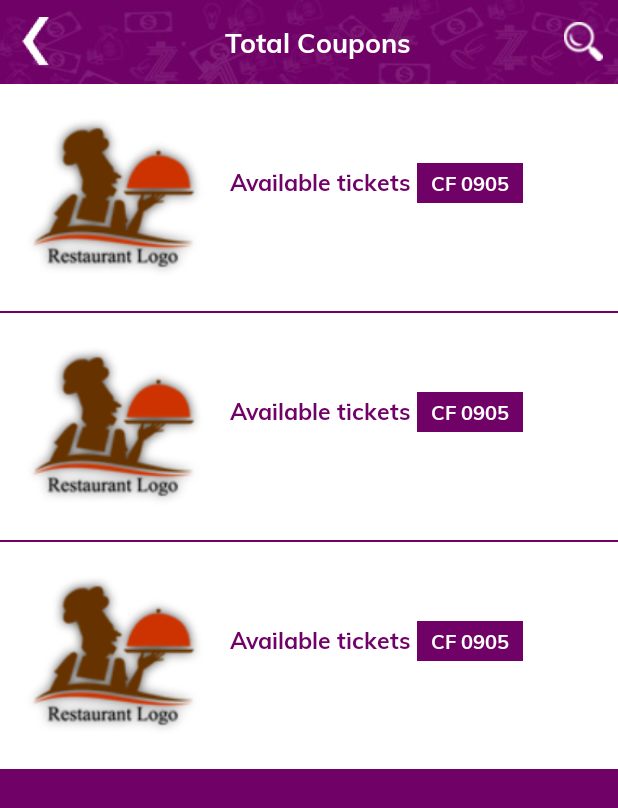
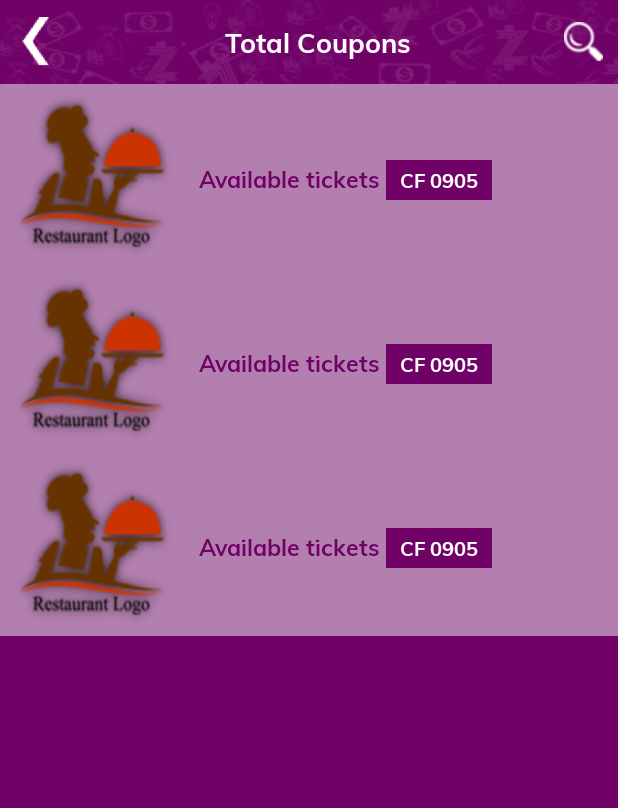
Before and after one commit to navjotrana28/bezatRetailer, an Android app: the TotalCoupons screen opened directly, with no data from a screen before it, on a phone screen of 412 x 824 dp. Shown: the top 808 px of the screen. Run offline under Robolectric (Android 15) with nearby library versions, the phone set to English and light mode, and no system bars; our stand-ins replace sdp/ssp sizes; network calls fail.

Commit message:
prizes bug fix

```diff
--- /dev/null
+++ b/app/src/main/res/drawable/circle.xml
@@ -0,0 +1,14 @@
+<?xml version="1.0" encoding="utf-8"?>
+<selector xmlns:android="http://schemas.android.com/apk/res/android">
+	<shape
+			android:innerRadius="0dp"
+			android:shape="ring"
+			android:thicknessRatio="1.9"
+			android:useLevel="false" >
+		<solid android:color="@android:color/transparent" />
+
+		<stroke
+				android:width="10dp"
+				android:color="@android:color/white" />
+	</shape>
+</selector>
--- /dev/null
+++ b/app/src/main/res/drawable/img.xml
@@ -0,0 +1,5 @@
+<?xml version="1.0" encoding="utf-8"?>
+<layer-list xmlns:android="http://schemas.android.com/apk/res/android">
+
+		<item android:drawable="@drawable/circle" />
+	</layer-list>
--- a/app/src/main/res/layout/fragment_total_coupon.xml
+++ b/app/src/main/res/layout/fragment_total_coupon.xml
@@ -80,7 +80,7 @@
             android:layout_height="30dp"
             android:layout_marginStart="20dp"
             android:layout_marginTop="8dp"
-            android:layout_marginBottom="5dp"
+            android:layout_marginBottom="8dp"
             android:layout_marginEnd="20dp"
             android:background="@drawable/round_corners"
             android:backgroundTint="@color/divider_grey"
@@ -91,14 +91,12 @@
             android:layout_below="@+id/search_total_coupons"
             android:layout_width="match_parent"
             android:layout_height="wrap_content"
-            android:background="@color/colorPrimary"
             android:orientation="vertical">
 
         <androidx.recyclerview.widget.RecyclerView
                 android:id="@+id/recycleTotalCoupons"
                 android:layout_width="match_parent"
-                android:layout_height="wrap_content"
-                android:background="@color/colorPrimary">
+                android:layout_height="wrap_content">
 
         </androidx.recyclerview.widget.RecyclerView>
     </LinearLayout>
--- a/app/src/main/res/layout/total_coupon_item.xml
+++ b/app/src/main/res/layout/total_coupon_item.xml
@@ -2,16 +2,17 @@
 <LinearLayout xmlns:android="http://schemas.android.com/apk/res/android"
 		android:layout_width="match_parent"
 		android:layout_height="wrap_content"
-		android:layout_marginBottom="@dimen/_1sdp"
-		android:background="@color/white"
+		android:background="@color/lightest_grey"
 		android:orientation="horizontal"
-		android:padding="@dimen/_10sdp">
+		android:padding="@dimen/_4sdp">
 
 	<ImageView
 			android:id="@+id/imgCoupon"
-			android:layout_width="@dimen/_96sdp"
-			android:layout_height="@dimen/_96sdp"
-			android:src="@drawable/restaurantdummy" />
+			android:layout_width="@dimen/_86sdp"
+			android:layout_height="@dimen/_86sdp"
+			android:scaleType="fitXY"
+			android:background="@drawable/img"
+	android:src="@drawable/restaurantdummy" />
 
 	<LinearLayout
 			android:layout_width="match_parent"
@@ -43,7 +44,7 @@
 		<LinearLayout
 				android:layout_width="match_parent"
 				android:layout_height="wrap_content"
-				android:layout_marginTop="@dimen/_30sdp"
+				android:layout_marginTop="@dimen/_35sdp"
 				android:orientation="horizontal">
 
 			<TextView
@@ -78,7 +79,6 @@
 				android:fontFamily="@font/muli_regular"
 				android:text="Raffle:  BEZ121"
 				android:textColor="@color/colorPrimary"
-
 				android:textSize="@dimen/_12sdp"
 				android:visibility="gone" />
 
--- a/app/src/main/res/values/colors.xml
+++ b/app/src/main/res/values/colors.xml
@@ -18,6 +18,7 @@
     <color name="color_orange">#f38a32</color>
     <color name="color_blue">#1479b7</color>
     <color name="divider_grey">#e4e4e5</color>
+    <color name="lightest_grey">#8BE9E9E9</color>
 	<color name="dark_grey">#B6B6B8</color>
     <color name="golden">#ffd700</color>
 
--- a/app/src/main/res/values/theme.xml
+++ b/app/src/main/res/values/theme.xml
@@ -11,8 +11,5 @@
 			 which is used to tint widgets -->
 		<item name="colorAccent">@color/green</item>
 
-		<!-- You can also set colorControlNormal, colorControlActivated
-			 colorControlHighlight, and colorSwitchThumbNormal. -->
-
 	</style>
 </resources>
```
Also changed, not shown: app/src/main/java/com/bezatretailer/bezat/fragments/TotalCoupon.java (+19 -15 lines).
